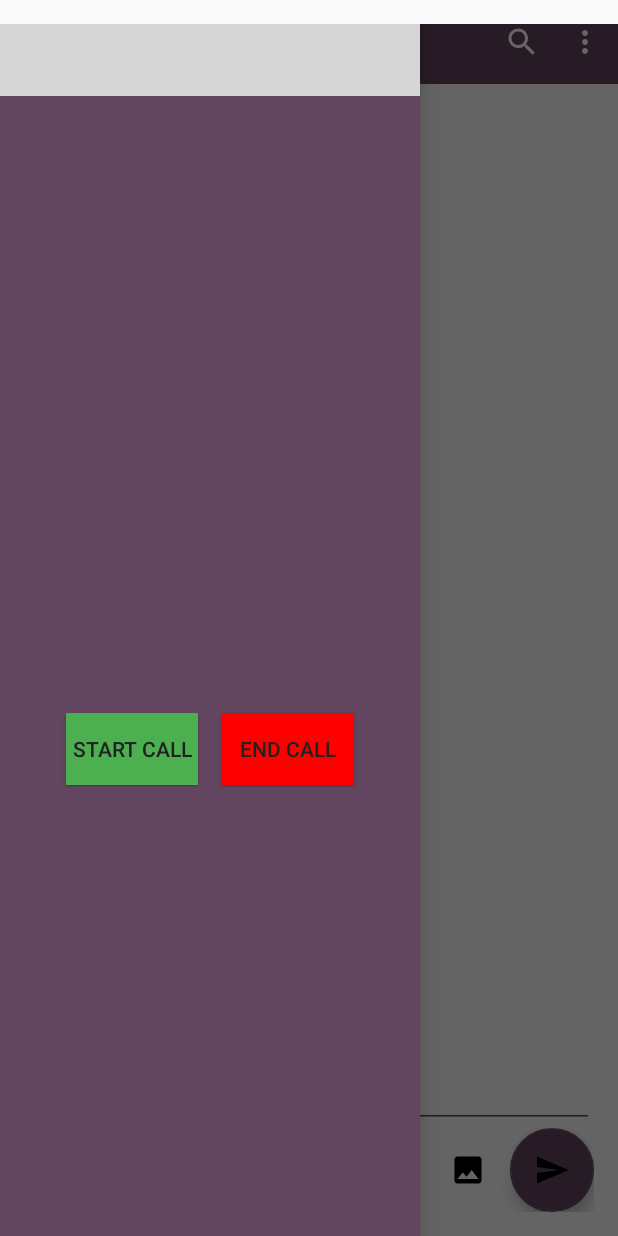
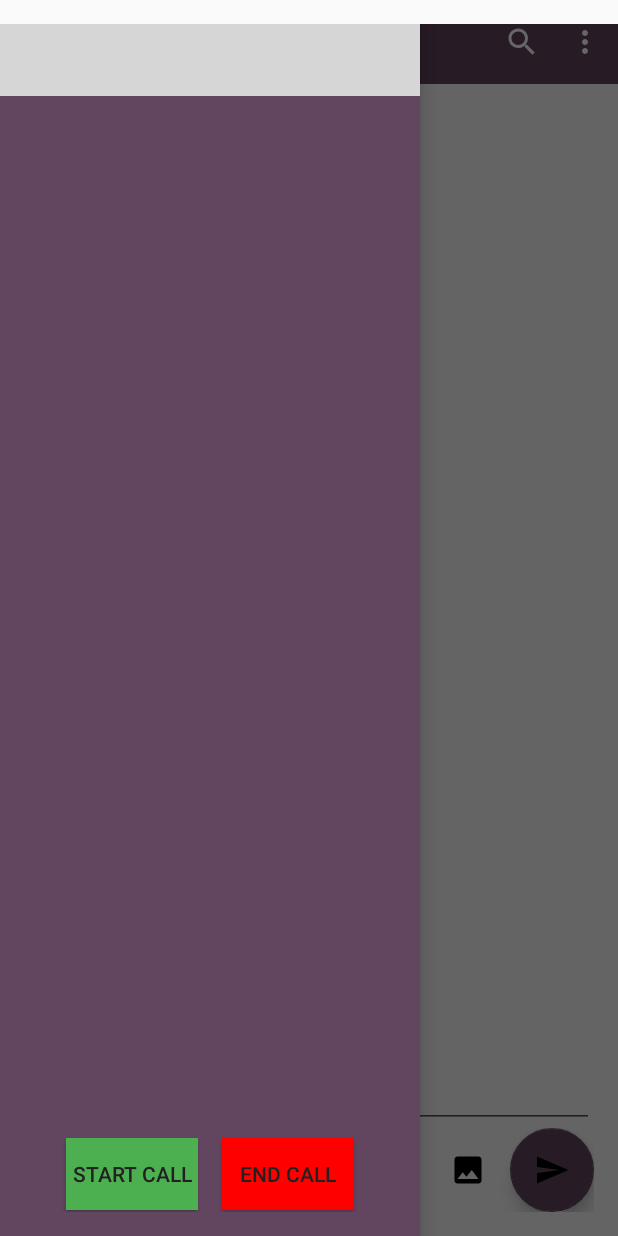
Before and after one commit to tntse/chathub-final, an Android app: the screen it shows after launch once a user with an empty profile is signed in (MainActivity), with the side drawer open, on a phone screen of 412 x 824 dp. Run offline under Robolectric (Android 15) with nearby library versions, the phone set to English and light mode, and no system bars; our stand-ins replace CircleImageView, Firebase (no records; nobody signed in at launch, a user with empty details on screens opened directly); libraries missing offline, so code that uses them is left out: android.support.v7, com.sinch.android; pictures from the network do not load; 17 statements that could not run were skipped; grey boxes are pictures that could not be loaded.

Commit message:
Last minute navbar layout clean up

```diff
--- a/app/src/main/res/layout/activity_main.xml
+++ b/app/src/main/res/layout/activity_main.xml
@@ -144,34 +144,16 @@
             android:layout_height="match_parent">
 
             <include layout="@layout/channel_header"
-                android:id="@+id/channelHeader"/>
-
-            <android.support.v7.widget.RecyclerView
-                android:layout_width="match_parent"
-                android:layout_height="370dp"
-                android:id="@+id/navRecyclerView"
-                android:layout_below="@+id/channelHeader"/>
-
-
-            <TextView
-                android:layout_width="match_parent"
-                android:layout_height="wrap_content"
-                android:id="@+id/callinprogress"
-                android:layout_below="@id/navRecyclerView"
-                android:text="@string/callinprogress"
-                android:visibility="invisible"
-                android:textAlignment="center"
-                android:textAppearance="@android:style/TextAppearance.Medium"
-                android:textColor="#FFFFFF"
-                android:layout_marginBottom="@dimen/activity_vertical_margin"/>
-
+                android:id="@+id/channelHeader" />
 
             <LinearLayout
                 android:layout_width="match_parent"
                 android:layout_height="50dp"
                 android:orientation="horizontal"
-                android:layout_below="@+id/callinprogress"
                 android:gravity="center"
+                android:layout_alignParentBottom="true"
+                android:layout_marginBottom="@dimen/activity_vertical_margin"
+                android:id="@+id/callbuttons"
                 >
 
 
@@ -181,16 +163,37 @@
                     android:id="@+id/voiceCall"
                     android:background="@color/green"
                     android:text="Start Call"
-                    android:layout_marginRight="@dimen/activity_horizontal_margin"/>
+                    android:layout_marginRight="@dimen/activity_horizontal_margin"
+                    android:padding="4dp"/>
 
                 <Button
                     android:layout_width="wrap_content"
                     android:layout_height="wrap_content"
                     android:id="@+id/endCall"
                     android:background="@color/red"
-                    android:text="End Call"/>
+                    android:text="End Call"
+                    android:padding="4dp"/>
 
             </LinearLayout>
+
+            <TextView
+                android:layout_width="match_parent"
+                android:layout_height="wrap_content"
+                android:id="@+id/callinprogress"
+                android:layout_above="@id/callbuttons"
+                android:text="@string/callinprogress"
+                android:visibility="invisible"
+                android:textAlignment="center"
+                android:textAppearance="@android:style/TextAppearance.Medium"
+                android:textColor="#FFFFFF"
+                android:layout_marginBottom="@dimen/activity_vertical_margin"/>
+
+            <android.support.v7.widget.RecyclerView
+                android:layout_width="match_parent"
+                android:layout_height="wrap_content"
+                android:id="@+id/navRecyclerView"
+                android:layout_below="@+id/channelHeader"
+                android:layout_above="@id/callinprogress"/>
 
         </RelativeLayout>
 
```
